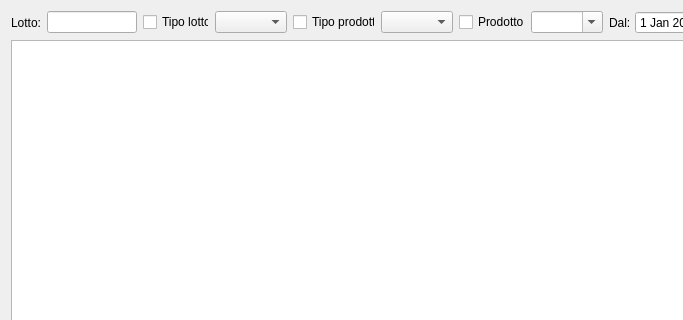
The window that hlotti.ui (fblabs/hamlet-mod-sancon) describes before a commit, drawn with Qt 5; both pictures show x 0 to 683 and y 0 to 320 of the 948 by 539 pixel window.
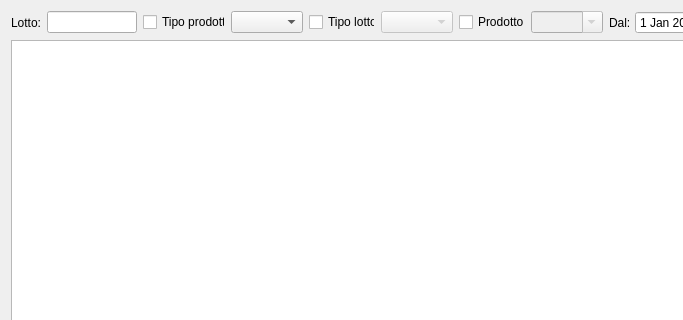
The same window after the commit. Icons and pictures are not drawn.

The edit to the form file:
```diff
--- a/hlotti.ui
+++ b/hlotti.ui
@@ -43,28 +43,6 @@
              </property>
             </widget>
            </item>
-           <item>
-            <widget class="QCheckBox" name="chbT">
-             <property name="minimumSize">
-              <size>
-               <width>66</width>
-               <height>0</height>
-              </size>
-             </property>
-             <property name="maximumSize">
-              <size>
-               <width>60</width>
-               <height>16777215</height>
-              </size>
-             </property>
-             <property name="text">
-              <string>Tipo lotto:</string>
-             </property>
-            </widget>
-           </item>
-           <item>
-            <widget class="QComboBox" name="cbTipiLot"/>
-           </item>
            <item>
             <widget class="QCheckBox" name="chTipoProdotti">
              <property name="minimumSize">
@@ -87,6 +65,32 @@
            <item>
             <widget class="QComboBox" name="cbTipoProd"/>
            </item>
+           <item>
+            <widget class="QCheckBox" name="chbT">
+             <property name="minimumSize">
+              <size>
+               <width>66</width>
+               <height>0</height>
+              </size>
+             </property>
+             <property name="maximumSize">
+              <size>
+               <width>60</width>
+               <height>16777215</height>
+              </size>
+             </property>
+             <property name="text">
+              <string>Tipo lotto:</string>
+             </property>
+            </widget>
+           </item>
+           <item>
+            <widget class="QComboBox" name="cbTipiLot">
+             <property name="enabled">
+              <bool>false</bool>
+             </property>
+            </widget>
+           </item>
            <item>
             <widget class="QCheckBox" name="chbP">
              <property name="maximumSize">
@@ -102,6 +106,9 @@
            </item>
            <item>
             <widget class="QComboBox" name="cbProdotti">
+             <property name="enabled">
+              <bool>false</bool>
+             </property>
              <property name="editable">
               <bool>true</bool>
              </property>
```
